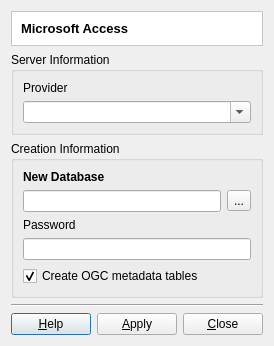
This is src/terralib/qt/plugins/datasource/ado/ui/ADOCreatorDialogForm.ui in claudiobogossian/terralib5 as Qt 5 draws it before an edit. The edited form follows.
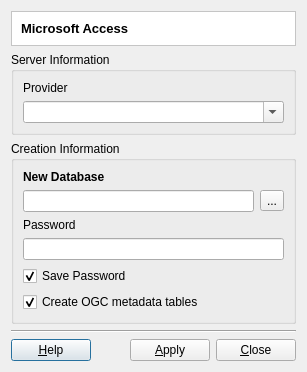
This is the edited form. Custom widgets are drawn as their Qt base class.

Commit message: added the option to serialize or not the password, closes #926

Diff of the .ui file:
```diff
--- a/src/terralib/qt/plugins/datasource/ado/ui/ADOCreatorDialogForm.ui
+++ b/src/terralib/qt/plugins/datasource/ado/ui/ADOCreatorDialogForm.ui
@@ -6,8 +6,8 @@
    <rect>
     <x>0</x>
     <y>0</y>
-    <width>273</width>
-    <height>339</height>
+    <width>307</width>
+    <height>353</height>
    </rect>
   </property>
   <property name="maximumSize">
@@ -121,7 +121,7 @@
           </item>
          </layout>
         </item>
-        <item row="2" column="0">
+        <item row="3" column="0">
          <widget class="QCheckBox" name="m_createOGCTablesCheckBox">
           <property name="text">
            <string>Create OGC metadata tables</string>
@@ -161,6 +161,16 @@
           </item>
          </layout>
         </item>
+        <item row="2" column="0">
+         <widget class="QCheckBox" name="m_savePasswordCheckBox">
+          <property name="text">
+           <string>Save Password</string>
+          </property>
+          <property name="checked">
+           <bool>true</bool>
+          </property>
+         </widget>
+        </item>
        </layout>
       </widget>
      </item>
```
The commit also changes 13 other files.
